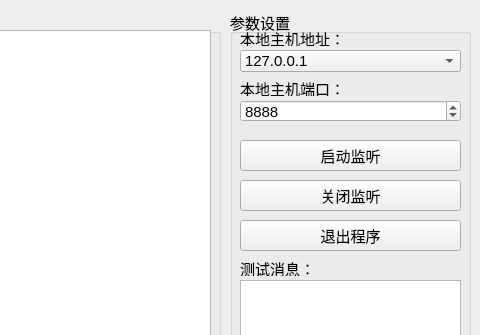
Before: the Qt Designer form formudpserver.ui in songs66/NetPilot, drawn with Qt 5; both pictures show x 490 to 970 and y 0 to 335 of the 970 by 560 pixel window.
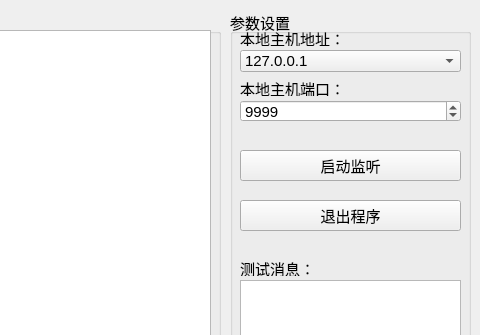
After: the same form once the commit is applied. Icons and pictures are not drawn.

```diff
--- a/formudpserver.ui
+++ b/formudpserver.ui
@@ -104,14 +104,14 @@
      <number>65535</number>
     </property>
     <property name="value">
-     <number>8888</number>
+     <number>9999</number>
     </property>
    </widget>
    <widget class="QPushButton" name="pushButton_TCPServerStart">
     <property name="geometry">
      <rect>
       <x>10</x>
-      <y>130</y>
+      <y>140</y>
       <width>221</width>
       <height>31</height>
      </rect>
@@ -139,35 +139,7 @@
     <property name="geometry">
      <rect>
       <x>10</x>
-      <y>170</y>
-      <width>221</width>
-      <height>31</height>
-     </rect>
-    </property>
-    <property name="font">
-     <font>
-      <pointsize>11</pointsize>
-     </font>
-    </property>
-    <property name="text">
-     <string>关闭监听</string>
-    </property>
-    <property name="icon">
-     <iconset resource="images.qrc">
-      <normaloff>:/icons/image/stop.ico</normaloff>:/icons/image/stop.ico</iconset>
-    </property>
-    <property name="iconSize">
-     <size>
-      <width>18</width>
-      <height>18</height>
-     </size>
-    </property>
-   </widget>
-   <widget class="QPushButton" name="pushButton_TCPServerClose">
-    <property name="geometry">
-     <rect>
-      <x>10</x>
-      <y>210</y>
+      <y>190</y>
       <width>221</width>
       <height>31</height>
      </rect>
```
Left out of the diff: 8 changed lines with no effect on the pictures.
